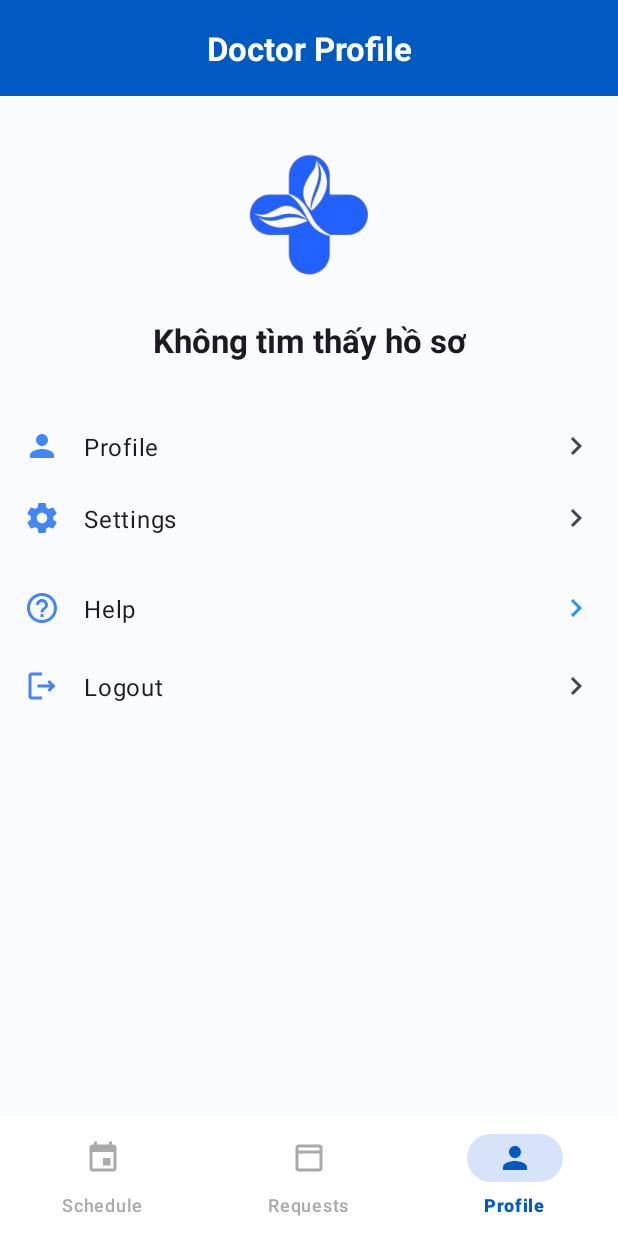
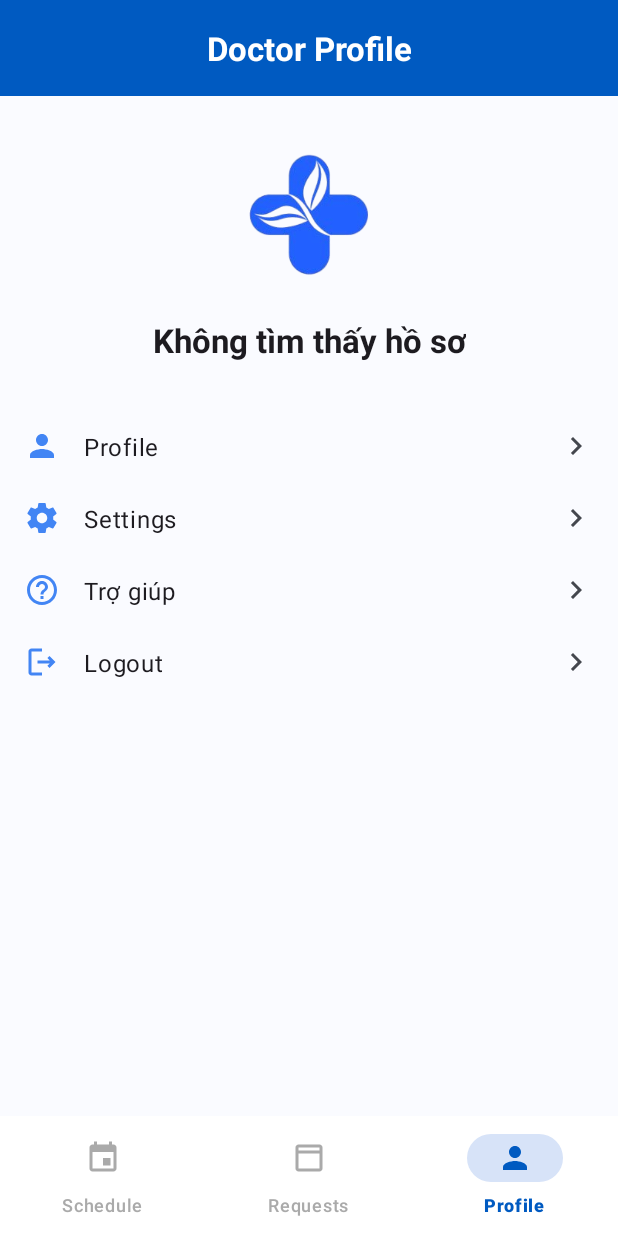
Before and after one commit to CongPham04/7-medibook-android, an Android app: the DoctorProfileFragment screen opened through its navigation route, on a phone screen of 412 x 824 dp. Run offline under Robolectric (Android 15) with nearby library versions, the phone set to English and light mode, and no system bars; our stand-ins replace Firebase (no records; nobody signed in at launch, a user with empty details on screens opened directly), navigation-ui; pictures from the network do not load.

Commit message:
tro giup2

```diff
--- a/app/src/main/res/layout/activity_help.xml
+++ b/app/src/main/res/layout/activity_help.xml
@@ -7,13 +7,13 @@
     <com.google.android.material.appbar.AppBarLayout
         android:layout_width="match_parent"
         android:layout_height="wrap_content"
-        android:background="#2196F3">
+        android:background="#FF005AC1">
 
         <androidx.appcompat.widget.Toolbar
             android:id="@+id/toolbar"
             android:layout_width="match_parent"
             android:layout_height="?attr/actionBarSize"
-            android:background="#2196F3"
+            android:background="#FF005AC1"
             app:title="Trợ giúp"
             app:titleTextColor="@android:color/white"
             app:navigationIcon="@android:drawable/ic_menu_close_clear_cancel" />
@@ -29,7 +29,7 @@
             android:id="@+id/tabLayout"
             android:layout_width="match_parent"
             android:layout_height="wrap_content"
-            android:background="#2196F3"
+            android:background="#FF005AC1"
             app:tabTextColor="#FFFFFF"
             app:tabSelectedTextColor="#FFFFFF"
             app:tabIndicatorColor="#FFFFFF" />
--- a/app/src/main/res/layout/fragment_doctor_profile.xml
+++ b/app/src/main/res/layout/fragment_doctor_profile.xml
@@ -151,13 +151,13 @@
         </androidx.constraintlayout.widget.ConstraintLayout>
 
         <!-- ITEM TRỢ GIÚP – ĐẶT Ở MÀN HÌNH HỒ SƠ (LUÔN HIỂN THỊ) -->
+        <!-- ITEM "TRỢ GIÚP" -->
         <androidx.constraintlayout.widget.ConstraintLayout
             android:id="@+id/item_help"
             android:layout_width="match_parent"
             android:layout_height="wrap_content"
-            android:paddingVertical="16dp"
-            android:background="?attr/selectableItemBackground"
-            android:layout_marginTop="8dp">
+            android:paddingVertical="12dp"
+            android:background="?attr/selectableItemBackground">
 
             <ImageView
                 android:id="@+id/icon_help"
@@ -172,7 +172,7 @@
             <TextView
                 android:layout_width="0dp"
                 android:layout_height="wrap_content"
-                android:text="@string/help"
+                android:text="Trợ giúp"
                 android:textAppearance="@style/TextAppearance.Material3.BodyLarge"
                 android:layout_marginStart="16dp"
                 app:layout_constraintStart_toEndOf="@id/icon_help"
@@ -185,7 +185,7 @@
                 android:layout_width="24dp"
                 android:layout_height="24dp"
                 android:src="@drawable/ic_chevron_right"
-                app:tint="#2196F3"
+                app:tint="?attr/colorOnSurfaceVariant"
                 app:layout_constraintEnd_toEndOf="parent"
                 app:layout_constraintTop_toTopOf="parent"
                 app:layout_constraintBottom_toBottomOf="parent"/>
--- a/app/src/main/res/layout/fragment_guide_main.xml
+++ b/app/src/main/res/layout/fragment_guide_main.xml
@@ -9,7 +9,7 @@
         android:id="@+id/tabGuide"
         android:layout_width="match_parent"
         android:layout_height="wrap_content"
-        android:background="#2196F3"
+        android:background="#1976D2"
         app:tabTextColor="#FFFFFF"
         app:tabSelectedTextColor="#FFFFFF"
         app:tabIndicatorColor="#FFFFFF" />
--- a/app/src/main/res/layout/item_guide_expandable.xml
+++ b/app/src/main/res/layout/item_guide_expandable.xml
@@ -27,7 +27,7 @@
             android:layout_width="24dp"
             android:layout_height="24dp"
             android:src="@android:drawable/arrow_down_float"
-            app:tint="@color/blue_primary" />
+            app:tint="#FF005AC1" />
     </LinearLayout>
 
     <TextView
```
Also changed, not shown: app/src/main/res/layout/fragment_patient_profile.xml (+5 -5 lines).
